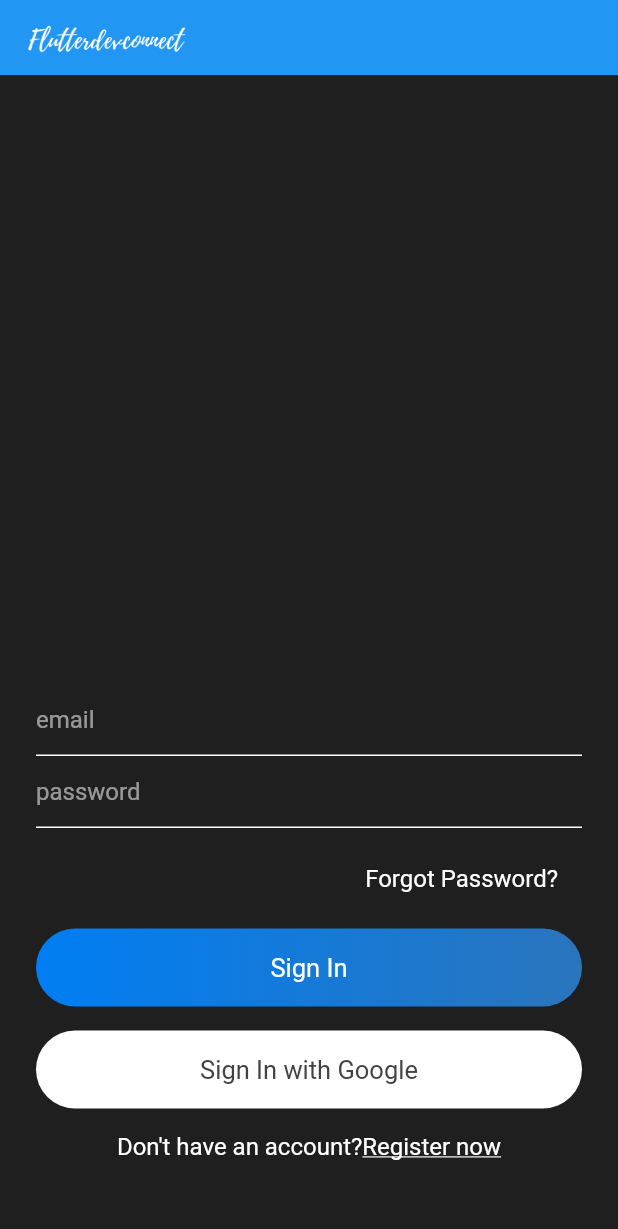
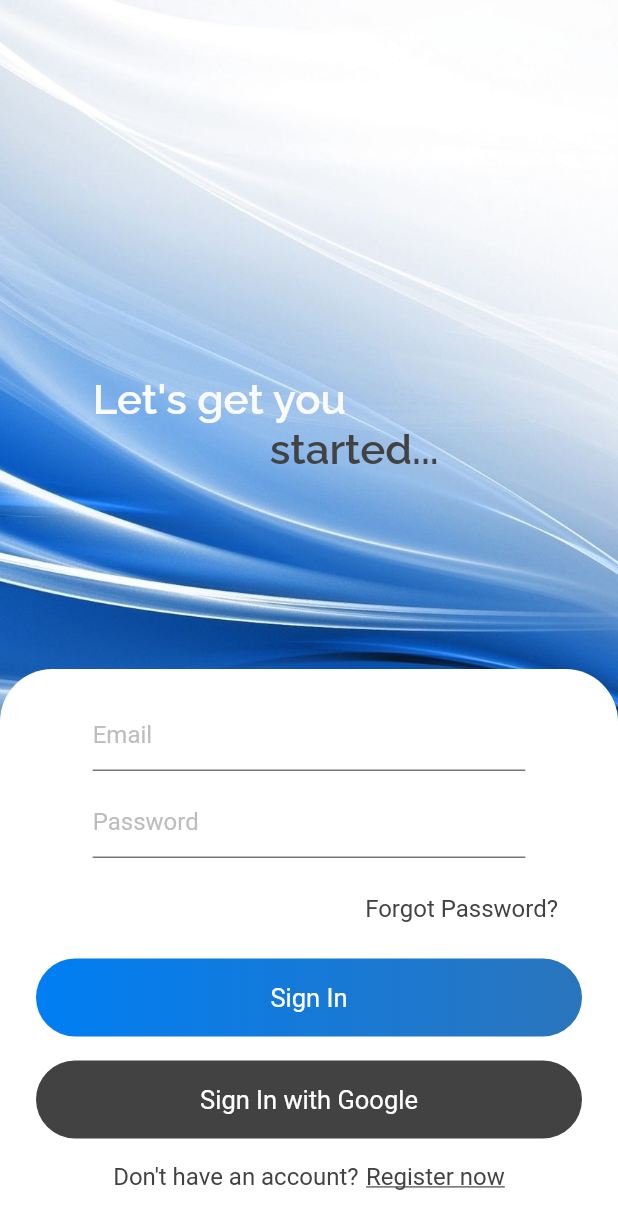
Before and after one commit to ryanemm/campus, a Flutter app: the screen it shows after launch, on a phone screen of 412 x 824 dp. Shown: the top 1229 px of the screen. Run offline on Flutter 3.47's test engine with Material 2 defaults, Android fonts, the light colour scheme and no system bars; our stand-ins replace google_fonts; missing offline and left inert: cloud_firestore_web, firebase_auth_web, firebase_core_web, firebase_storage_web, image_picker_for_web, shared_preferences_web; accounts and stored records are empty.

Commit message:
ui changes signin

```diff
--- a/lib/main.dart
+++ b/lib/main.dart
@@ -10,6 +10,7 @@ class MyApp extends StatelessWidget {
   @override
   Widget build(BuildContext context) {
     return MaterialApp(
+    debugShowCheckedModeBanner: false,
       title: 'Flutter Demo',
       theme: ThemeData(
         scaffoldBackgroundColor: Color(0xff1F1F1F)  ,
--- a/lib/screens/signin.dart
+++ b/lib/screens/signin.dart
@@ -1,5 +1,6 @@
 import 'package:campus/widgets/widgets.dart';
 import "package:flutter/material.dart";
+import "package:google_fonts/google_fonts.dart";
 
 class SignIn extends StatefulWidget {
 
@@ -12,19 +13,58 @@ class _SignInState extends State<SignIn> {
   @override
   Widget build(BuildContext context) {
     return Scaffold(
-      appBar: appBarMain(context),
+      //appBar: appBarMain(context),
       body: Container(
-        padding: EdgeInsets.symmetric(horizontal: 24),
-        child: Column(
+        decoration: BoxDecoration(
+          image: DecorationImage(image:
+            AssetImage(
+              "assets/images/login_bg.jpg",),
+            fit: BoxFit.cover),
+        ),
+        child: Container(
+          child: Stack(
           children: [
-            Spacer(),
+          Positioned(
+          top: 250,
+          left: 0,
+          child: Column(
+          mainAxisAlignment: MainAxisAlignment.start,
+          		children: [
+          			Text("Let's get you", style: GoogleFonts.raleway(
+          						fontSize: 28, color: Colors.grey.shade50, fontWeight: FontWeight.w600)),
+          			Text("                          started...", style: GoogleFonts.raleway(
+          						fontSize: 28, color: Colors.grey.shade800, fontWeight: FontWeight.w600))
+          			])),
+
+          Positioned(
+            bottom: 0,
+
+            child: Container(
+            decoration: BoxDecoration(
+            color: Colors.white,
+          borderRadius: BorderRadius.only(topRight: Radius.circular(35),
+          					topLeft: Radius.circular(35))),
+            padding: EdgeInsets.symmetric(horizontal: 24),
+            width: MediaQuery.of(context).size.width,
+            child:
+            Column(
+          children: [
+            //Spacer(),
             Form(
               child: Column(
                 children: [
+                SizedBox(height: 20),
+                SizedBox(
+                width: MediaQuery.of(context).size.width * 0.7,
+                child:
                   TextFormField(
                     style: simpleTextStyle(),
-                    decoration: textFieldInputDecoration("email")
-                  ),
+                    decoration: textFieldInputDecoration("Email")
+                  )),
+                  SizedBox(height: 10),
+                  SizedBox(
+                  width: MediaQuery.of(context).size.width * 0.7,
+                  child:
                   TextFormField(
                     obscureText: true,
                     validator: (val) {
@@ -33,8 +73,9 @@ class _SignInState extends State<SignIn> {
                           : "Enter Password with 6+ characters";
                     },
                     style: simpleTextStyle(),
-                    decoration: textFieldInputDecoration("password"),
+                    decoration: textFieldInputDecoration("Password"),
                   )
+                  ),
                 ])
             ),
             SizedBox(height: 16),
@@ -79,14 +120,14 @@ class _SignInState extends State<SignIn> {
               padding: EdgeInsets.symmetric(vertical: 16),
               decoration: BoxDecoration(
                 borderRadius: BorderRadius.circular(30),
-                color: Colors.white,
+                color: Colors.grey[800],
               ),
               width: MediaQuery.of(context).size.width,
               child: Text(
                 "Sign In with Google",
                 style: TextStyle(
                   fontSize: 17,
-                  color: Colors.grey[800]
+                  color: Colors.white,
                 ),
                 textAlign: TextAlign.center,
               )
@@ -99,21 +140,27 @@ class _SignInState extends State<SignIn> {
                   "Don't have an account?",
                   style: simpleTextStyle(),
                 ),
+                SizedBox(width: 5),
                 Text(
                   "Register now",
                   style: TextStyle(
-                    color: Colors.white,
+                    color: Colors.grey[800],
                     fontSize: 16,
                     decoration: TextDecoration.underline
                   )
                 ),
               ],
             ),
-            SizedBox(height: 50),
+            SizedBox(height: 30),
 
           ],
-        ) ,
+        ),),
       )
+      ]
+      )
+    )
+      )
+
     );
   }
 }
--- a/lib/widgets/widgets.dart
+++ b/lib/widgets/widgets.dart
@@ -11,17 +11,17 @@ PreferredSize appBarMain(BuildContext context) {
 }
 
 TextStyle simpleTextStyle () {
-  return TextStyle(color: Colors.white, fontSize: 16);
+  return TextStyle(color: Colors.grey.shade800, fontSize: 16);
 }
 
 InputDecoration textFieldInputDecoration(String hintText) {
   return InputDecoration(
     hintText: hintText,
-    hintStyle: TextStyle(color: Colors.white54),
+    hintStyle: TextStyle(color: Colors.grey[400]),
     focusedBorder:
-      UnderlineInputBorder(borderSide: BorderSide(color: Colors.white)),
+      UnderlineInputBorder(borderSide: BorderSide(color: Colors.grey.shade600)),
     enabledBorder:
-      UnderlineInputBorder(borderSide: BorderSide(color: Colors.white)),
+      UnderlineInputBorder(borderSide: BorderSide(color: Colors.grey.shade600)),
   );
 }
 
--- a/pubspec.yaml
+++ b/pubspec.yaml
@@ -18,6 +18,7 @@ dependencies:
   # The following adds the Cupertino Icons font to your application.
   # Use with the CupertinoIcons class for iOS style icons.
   cupertino_icons: ^1.0.2
+  google_fonts: ^2.1.0
   #firebase_auth: ^3.1.1
   #shared_preferences: ^2.0.7
   #cloud_firestore: ^2.5.2
```
Also changed, not shown: assets/images/1236494.webp (added), assets/images/db2a21a544fc49b950839970372fb3a6 (copy).jpg (added), assets/images/login_bg.jpg (added), assets/images/login_bg_1.jpg (added), pubspec.lock.
